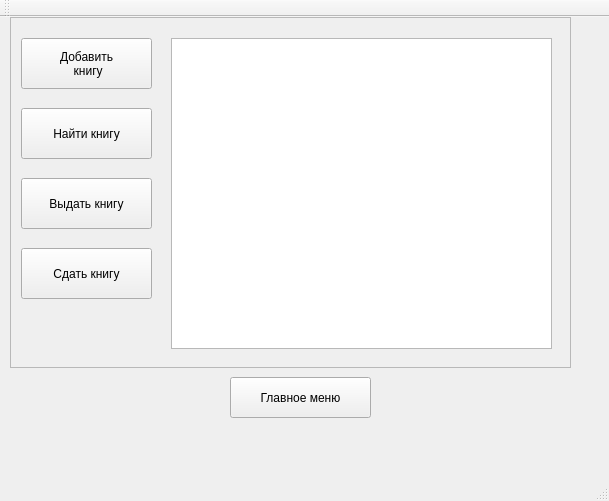
Old version of the form ui/mainwindow.ui in the repository minmaxv/leti_library_qt.
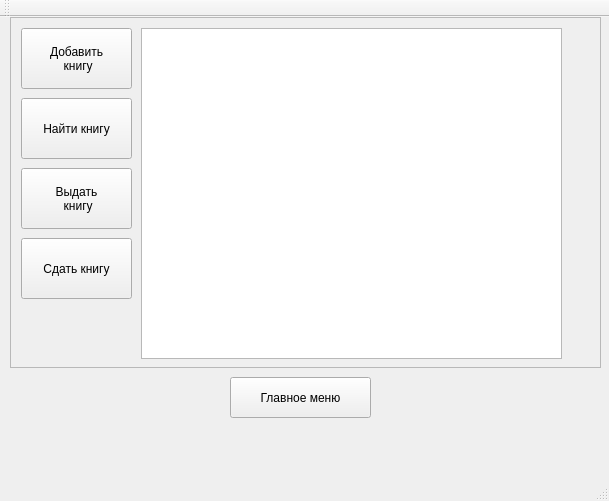
New version of the form. The open tabs and pages were chosen to show the change.

Patch:
```diff
--- a/ui/mainwindow.ui
+++ b/ui/mainwindow.ui
@@ -19,7 +19,7 @@
      <rect>
       <x>10</x>
       <y>0</y>
-      <width>561</width>
+      <width>591</width>
       <height>351</height>
      </rect>
     </property>
@@ -101,9 +101,9 @@
       <property name="geometry">
        <rect>
         <x>10</x>
-        <y>20</y>
-        <width>131</width>
-        <height>51</height>
+        <y>10</y>
+        <width>111</width>
+        <height>61</height>
        </rect>
       </property>
       <property name="text">
@@ -114,10 +114,10 @@
      <widget class="QTableView" name="booksView">
       <property name="geometry">
        <rect>
-        <x>160</x>
-        <y>20</y>
-        <width>381</width>
-        <height>311</height>
+        <x>130</x>
+        <y>10</y>
+        <width>421</width>
+        <height>331</height>
        </rect>
       </property>
      </widget>
@@ -125,9 +125,9 @@
       <property name="geometry">
        <rect>
         <x>10</x>
-        <y>90</y>
-        <width>131</width>
-        <height>51</height>
+        <y>80</y>
+        <width>111</width>
+        <height>61</height>
        </rect>
       </property>
       <property name="text">
@@ -138,22 +138,23 @@
       <property name="geometry">
        <rect>
         <x>10</x>
-        <y>160</y>
-        <width>131</width>
-        <height>51</height>
+        <y>150</y>
+        <width>111</width>
+        <height>61</height>
        </rect>
       </property>
       <property name="text">
-       <string>Выдать книгу</string>
+       <string>Выдать
+ книгу</string>
       </property>
      </widget>
      <widget class="QPushButton" name="bookInButton">
       <property name="geometry">
        <rect>
         <x>10</x>
-        <y>230</y>
-        <width>131</width>
-        <height>51</height>
+        <y>220</y>
+        <width>111</width>
+        <height>61</height>
        </rect>
       </property>
       <property name="text">
```
Left out of the diff: 89 changed lines with no effect on the pictures.
